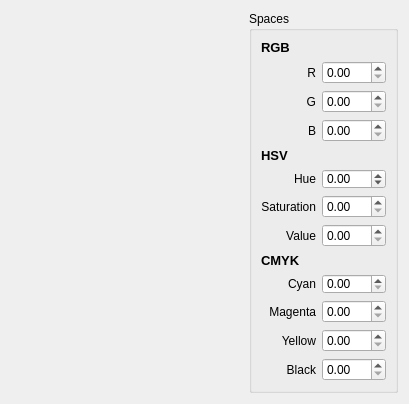
Old version of the form src/qt-frontend/widgets/TristimulusColorPicker/tristimuluscolorpicker.ui in the repository phresnel/picogen.
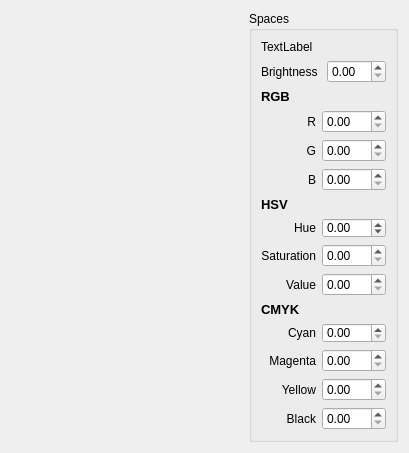
New version of the form. Custom widgets are drawn as their Qt base class.

Commit message: add color preview box to Tri.-ColorPicker

```diff
--- a/src/qt-frontend/widgets/TristimulusColorPicker/tristimuluscolorpicker.ui
+++ b/src/qt-frontend/widgets/TristimulusColorPicker/tristimuluscolorpicker.ui
@@ -30,6 +30,27 @@
       <string>Spaces</string>
      </property>
      <layout class="QVBoxLayout" name="verticalLayout">
+      <item>
+       <widget class="QLabel" name="colorPreview">
+        <property name="text">
+         <string>TextLabel</string>
+        </property>
+       </widget>
+      </item>
+      <item>
+       <layout class="QHBoxLayout" name="horizontalLayout_2">
+        <item>
+         <widget class="QLabel" name="label_7">
+          <property name="text">
+           <string>Brightness</string>
+          </property>
+         </widget>
+        </item>
+        <item>
+         <widget class="QDoubleSpinBox" name="spinBrightness"/>
+        </item>
+       </layout>
+      </item>
       <item>
        <layout class="QGridLayout" name="gridLayout">
         <item row="1" column="1">
```
The commit also changes 2 other files.
